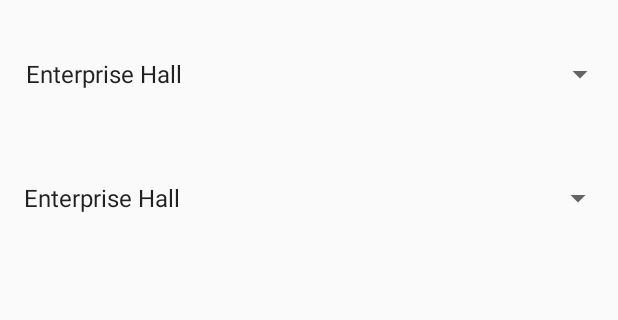
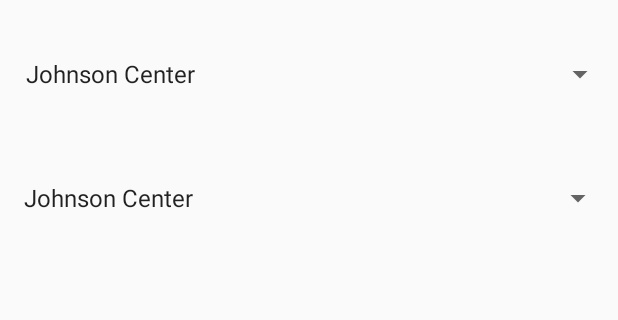
Before and after one commit to nouf1612/GMU_CampusConstruction_WorkAround, an Android app: the screen it shows after launch (MainActivity), on a phone screen of 412 x 824 dp, the part 84-404 px from its top. Run offline under Robolectric (Android 15) with nearby library versions, the phone set to English and light mode, and no system bars.

```diff
--- a/app/src/main/java/com/example/gmu_campusconstruction_workaround/MainActivity.java
+++ b/app/src/main/java/com/example/gmu_campusconstruction_workaround/MainActivity.java
@@ -65,7 +65,7 @@ public class MainActivity extends AppCompatActivity {
         spinner1.setAdapter(myAdapter);
         spinner2.setAdapter(myAdapter);
 
-        buttonRoute = (Button)findViewById(R.id.button_Route);
+        buttonRoute = (Button) findViewById(R.id.button_Route);
         viewRoute();
     }
 
@@ -120,7 +120,6 @@ public class MainActivity extends AppCompatActivity {
                             }
                         }
                         //show table
-                        //showMessage("Data", building);
                         showMessage("Here! Follow this route.", buffer.toString());
                     }
                 }
--- a/app/src/main/java/com/example/gmu_campusconstruction_workaround/RoutesDatabase.java
+++ b/app/src/main/java/com/example/gmu_campusconstruction_workaround/RoutesDatabase.java
@@ -14,8 +14,6 @@ public class RoutesDatabase extends SQLiteOpenHelper {
     public static final String COL_1 = "ID";
     public static final String COL_2 = "BUILDINGS";
     public static final String COL_3 = "ROUTE";
-//    public static final String COL_4 = "Route.db";
-//    public static final String COL_5 = "Route.db";
     /**
      * Create a helper object to create, open, and/or manage a database.
      * This method always returns very quickly.  The database is not actually
--- a/app/src/main/res/values/strings.xml
+++ b/app/src/main/res/values/strings.xml
@@ -11,8 +11,27 @@
     <string name="hello_second_fragment">Hello second fragment. Arg: %1$s</string>
 
     <string-array name="names">
-        <item>Enterprise Hall</item>
         <item>Johnson Center</item>
         <item>Aquia Building</item>
+        <item>Art and Design Building</item>
+        <item>Exploratory Hall</item>
+        <item>Innovation Hall</item>
+        <item>Exploratory Hall</item>
+        <item>Robinson Hall B</item>
+        <item>Nguyen Engineering Building</item>
+        <item>Research Hall</item>
+        <item>SUB 1</item>
+        <item>Enterprise Hall</item>
+        <item>Thompson Hall</item>
+        <item>Planetary Hall</item>
+        <item>David King Hall</item>
+        <item>West Building</item>
+        <item>Mason Hall</item>
+        <item>Music/Theater Building</item>
+        <item>East Building</item>
+        <item>Krug Hall</item>
+        <item>Research Hall</item>
+        <item>Lecture Hall</item>
+        <item>The HUB</item>
     </string-array>
 </resources>
```
